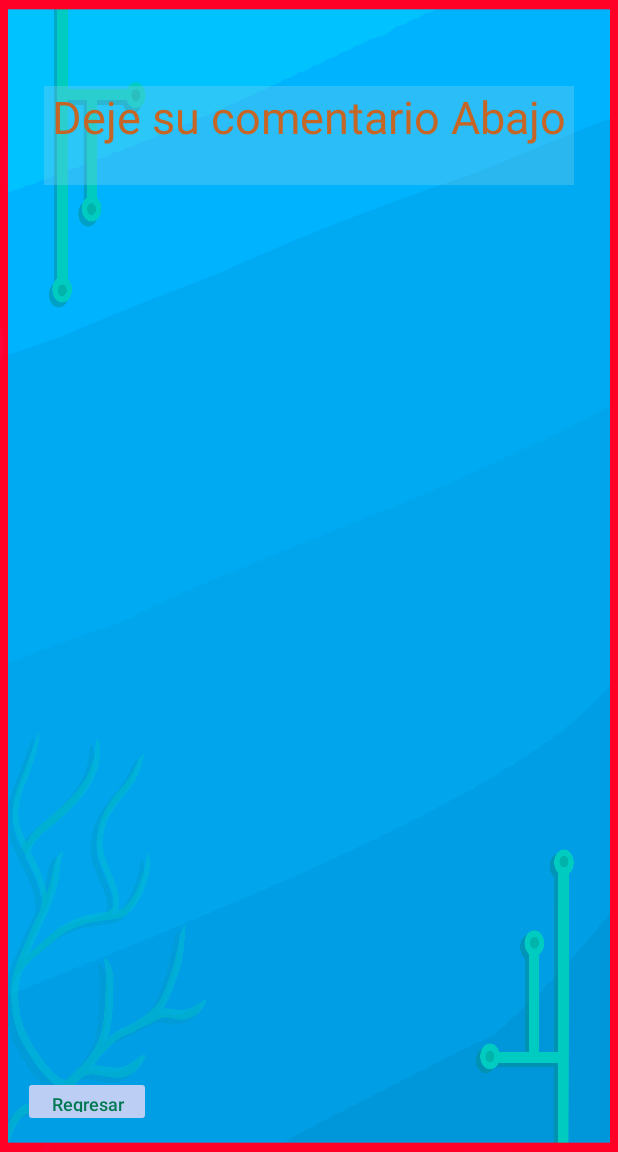
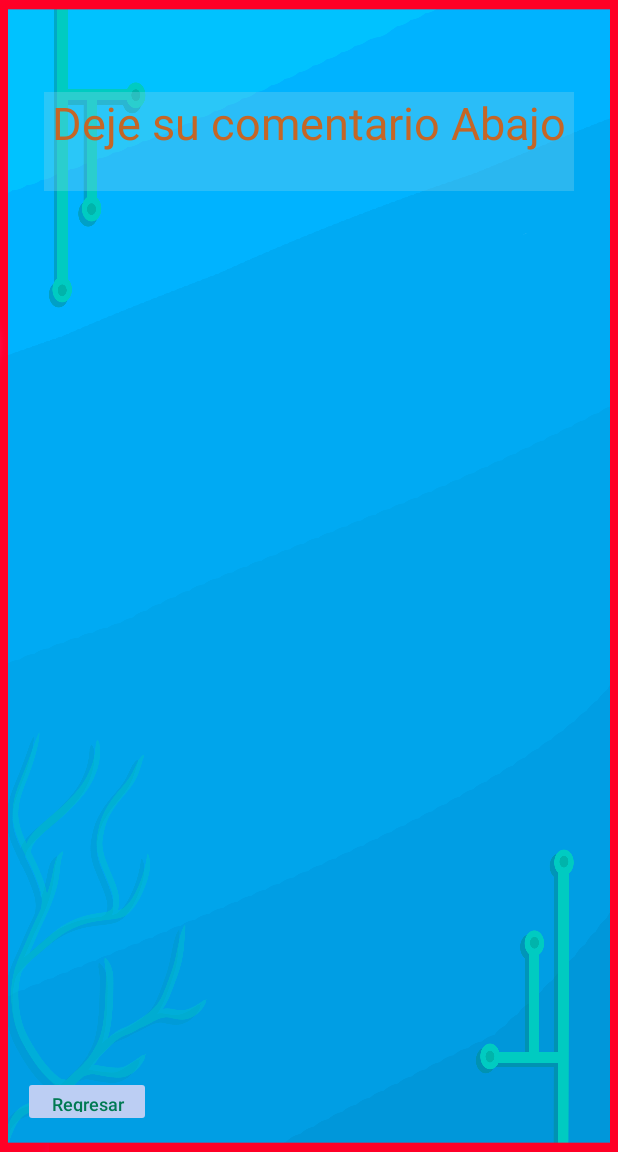
Before and after one commit to JehuCalle/MyAppALC, an Android app: the MainActivity14 screen opened directly, with no data from a screen before it, on a phone screen of 412 x 824 dp, the part 84-1236 px from its top. Run offline under Robolectric (Android 15) with nearby library versions, the phone set to English and light mode, and no system bars.

```diff
--- a/app/src/main/res/layout/activity_main14.xml
+++ b/app/src/main/res/layout/activity_main14.xml
@@ -23,7 +23,7 @@
         app:layout_constraintEnd_toEndOf="parent"
         app:layout_constraintStart_toStartOf="parent"
         app:layout_constraintTop_toTopOf="parent"
-        app:layout_constraintVertical_bias="0.082" />
+        app:layout_constraintVertical_bias="0.087" />
 
     <Button
         android:id="@+id/btnRegresarComenHtel2"
```
